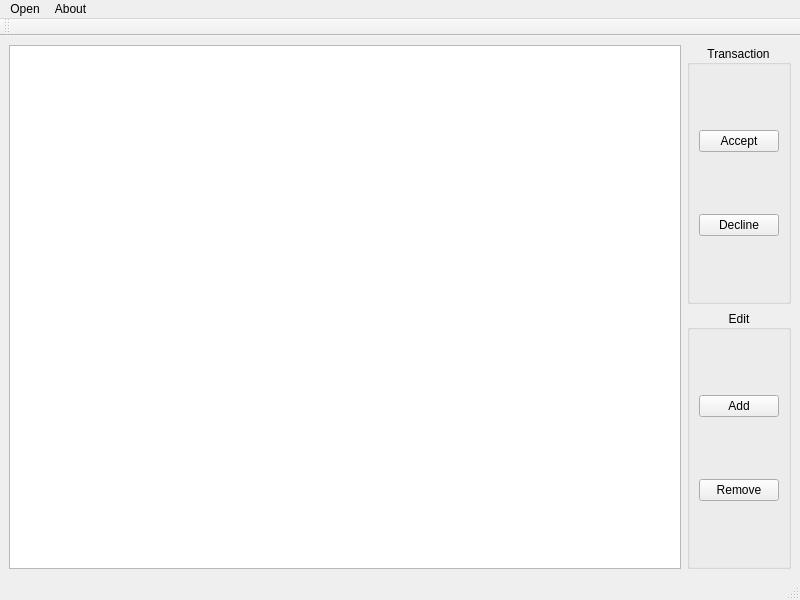
Old version of the form qt/ui/mainwindow.ui in the repository avi-gecko/postgre-editor.
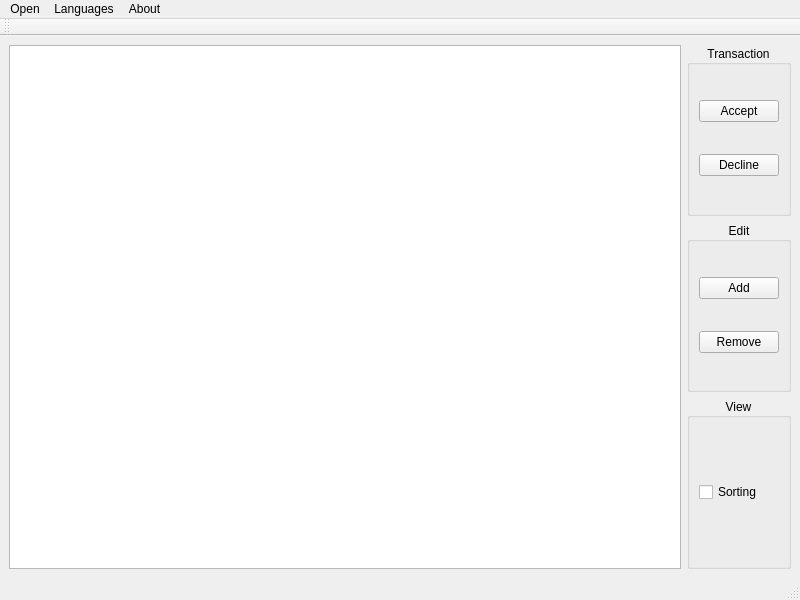
New version of the form.

```diff
--- a/qt/ui/mainwindow.ui
+++ b/qt/ui/mainwindow.ui
@@ -72,6 +72,28 @@
         </layout>
        </widget>
       </item>
+      <item>
+       <widget class="QGroupBox" name="groupBox_3">
+        <property name="title">
+         <string>View</string>
+        </property>
+        <property name="alignment">
+         <set>Qt::AlignCenter</set>
+        </property>
+        <layout class="QVBoxLayout" name="verticalLayout_12">
+         <item>
+          <widget class="QCheckBox" name="sortingBox">
+           <property name="text">
+            <string>Sorting</string>
+           </property>
+           <property name="checkable">
+            <bool>false</bool>
+           </property>
+          </widget>
+         </item>
+        </layout>
+       </widget>
+      </item>
      </layout>
     </item>
    </layout>
@@ -98,7 +120,13 @@
     </property>
     <addaction name="actionAuthor"/>
    </widget>
+   <widget class="QMenu" name="menuLanguages">
+    <property name="title">
+     <string>Languages</string>
+    </property>
+   </widget>
    <addaction name="menuOpen"/>
+   <addaction name="menuLanguages"/>
    <addaction name="menuAbout"/>
   </widget>
   <widget class="QStatusBar" name="statusbar"/>
```
